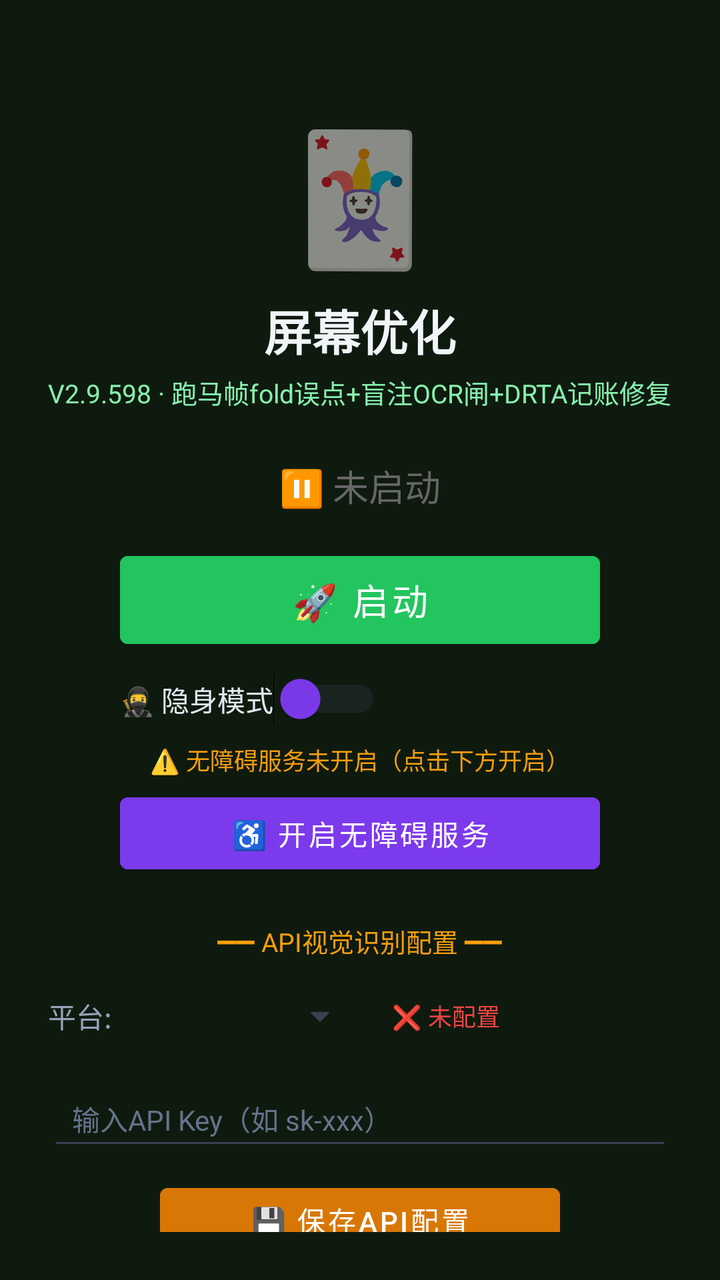
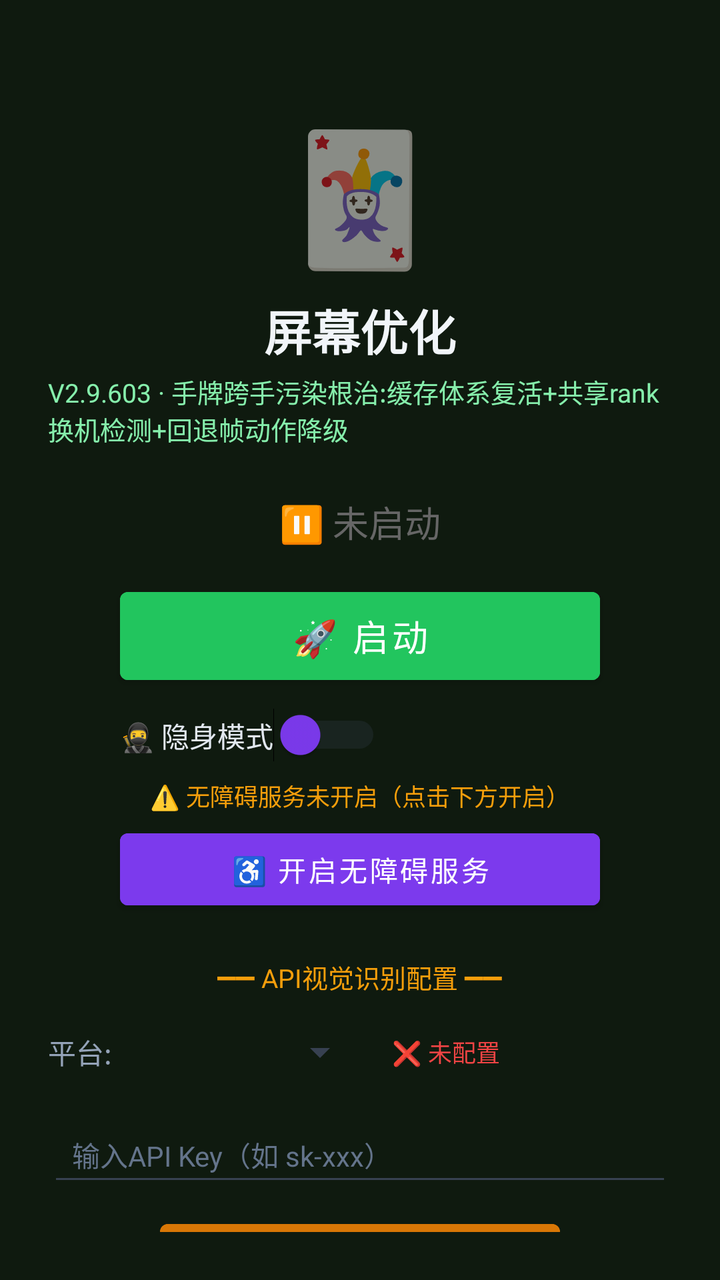

The first picture is an Android layout as it rendered before a commit; the second is the same layout after the commit. The layout source and the unified diff follow.
<!-- AndroidManifest.xml: activity theme Theme.MjScreenshot -->
<!-- res/layout/activity_main.xml -->
<?xml version="1.0" encoding="utf-8"?>
<LinearLayout xmlns:android="http://schemas.android.com/apk/res/android"
    android:layout_width="match_parent"
    android:layout_height="match_parent"
    android:orientation="vertical"
    android:background="#0f1a0f"
    android:padding="24dp"
    android:gravity="center_horizontal">

    <TextView
        android:layout_width="wrap_content"
        android:layout_height="wrap_content"
        android:text="🃏"
        android:textSize="64sp"
        android:layout_marginTop="30dp" />

    <TextView
        android:layout_width="wrap_content"
        android:layout_height="wrap_content"
        android:text="屏幕优化"
        android:textSize="24sp"
        android:textColor="#f1f5f9"
        android:textStyle="bold"
        android:layout_marginTop="8dp" />

    <TextView
        android:layout_width="wrap_content"
        android:layout_height="wrap_content"
        android:text="V2.9.598 · 跑马帧fold误点+盲注OCR闸+DRTA记账修复"
        android:textSize="13sp"
        android:textColor="#86efac"
        android:layout_marginTop="4dp" />

    <TextView
        android:id="@+id/tvStatus"
        android:layout_width="wrap_content"
        android:layout_height="wrap_content"
        android:text="⏸ 未启动"
        android:textSize="18sp"
        android:textColor="#666666"
        android:layout_marginTop="24dp" />

    <Button
        android:id="@+id/btnStart"
        android:layout_width="240dp"
        android:layout_height="56dp"
        android:text="🚀 启动"
        android:textSize="18sp"
        android:textColor="#ffffff"
        android:backgroundTint="#22c55e"
        android:layout_marginTop="16dp" />

    <Button
        android:id="@+id/btnHelper"
        android:layout_width="240dp"
        android:layout_height="56dp"
        android:text="🃏 打开智囊"
        android:textSize="16sp"
        android:textColor="#ffffff"
        android:backgroundTint="#16a34a"
        android:layout_marginTop="12dp"
        android:visibility="gone" />

    
    <LinearLayout
        android:layout_width="240dp"
        android:layout_height="wrap_content"
        android:orientation="horizontal"
        android:gravity="center_vertical"
        android:layout_marginTop="8dp">

        <Switch
            android:id="@+id/switchStealth"
            android:layout_width="wrap_content"
            android:layout_height="wrap_content"
            android:text="🥷 隐身模式"
            android:textColor="#e2e8f0"
            android:textSize="14sp"
            android:thumbTint="#7c3aed"
            android:trackTint="#374151" />
    </LinearLayout>

    <TextView
        android:id="@+id/tvAccessibilityStatus"
        android:layout_width="wrap_content"
        android:layout_height="wrap_content"
        android:text="⚠️ 无障碍服务未开启（点击下方开启）"
        android:textSize="12sp"
        android:textColor="#f59e0b"
        android:layout_marginTop="8dp"
        android:gravity="center" />

    <Button
        android:id="@+id/btnAccessibility"
        android:layout_width="240dp"
        android:layout_height="48dp"
        android:text="♿ 开启无障碍服务"
        android:textSize="14sp"
        android:textColor="#ffffff"
        android:backgroundTint="#7c3aed"
        android:layout_marginTop="4dp" />

    <TextView
        android:layout_width="wrap_content"
        android:layout_height="wrap_content"
        android:text="━━ API视觉识别配置 ━━"
        android:textSize="13sp"
        android:textColor="#f59e0b"
        android:layout_marginTop="20dp" />

    <LinearLayout
        android:layout_width="match_parent"
        android:layout_height="wrap_content"
        android:orientation="horizontal"
        android:layout_marginTop="8dp"
        android:gravity="center_vertical">

        <TextView
            android:layout_width="wrap_content"
            android:layout_height="wrap_content"
            android:text="平台:"
            android:textSize="14sp"
            android:textColor="#94a3b8" />

        <Spinner
            android:id="@+id/spinnerProvider"
            android:layout_width="120dp"
            android:layout_height="40dp"
            android:layout_marginStart="8dp"
            android:backgroundTint="#374151" />

        <TextView
            android:id="@+id/tvApiStatus"
            android:layout_width="wrap_content"
            android:layout_height="wrap_content"
            android:text="❌ 未配置"
            android:textSize="12sp"
            android:textColor="#ef4444"
            android:layout_marginStart="12dp" />
    </LinearLayout>

    <EditText
        android:id="@+id/etApiKey"
        android:layout_width="match_parent"
        android:layout_height="44dp"
        android:hint="输入API Key（如 sk-xxx）"
        android:textSize="14sp"
        android:textColor="#e2e8f0"
        android:textColorHint="#64748b"
        android:backgroundTint="#374151"
        android:inputType="textPassword"
        android:layout_marginTop="8dp"
        android:paddingStart="12dp"
        android:paddingEnd="12dp" />

    <Button
        android:id="@+id/btnSaveApi"
        android:layout_width="200dp"
        android:layout_height="44dp"
        android:text="💾 保存API配置"
        android:textSize="14sp"
        android:textColor="#ffffff"
        android:backgroundTint="#d97706"
        android:layout_marginTop="8dp" />

    <TextView
        android:id="@+id/tvHint"
        android:layout_width="wrap_content"
        android:layout_height="wrap_content"
        android:text="先点上方按钮启动截屏"
        android:textSize="13sp"
        android:textColor="#666666"
        android:layout_marginTop="12dp"
        android:gravity="center" />

    <TextView
        android:layout_width="wrap_content"
        android:layout_height="wrap_content"
        android:text="使用步骤：\n1. 配置API Key（支持OpenAI/通义千问VL/硅基流动）\n2. 点「开启无障碍服务」→ 开启\n3. 开启「🥷隐身模式」(反检测)\n4. 点「启动」→ 允许悬浮窗\n5. 打牌时点屏幕上的🎯悬浮球即可截屏识别\n★ 拖动悬浮球可移到不挡牌的位置 ★\n★ 长按悬浮球可展开/收起详细面板 ★\n★ 悬浮球边框颜色=建议：绿=加注 橙=跟注 红=弃牌 ★"
        android:textSize="12sp"
        android:textColor="#64748b"
        android:layout_marginTop="12dp"
        android:lineSpacingExtra="3dp" />

</LinearLayout>
<!-- resources referenced by this layout -->
<resources>
  <style name="Theme.MjScreenshot" parent="Theme.MaterialComponents.DayNight.DarkActionBar">
          <item name="colorPrimary">#1e40af</item>
          <item name="colorPrimaryVariant">#1e3a8a</item>
          <item name="colorOnPrimary">#ffffff</item>
          <item name="android:statusBarColor">#0f172a</item>
      </style>
</resources>

<!-- the commit's change to res/layout/activity_main.xml (unified diff, before → after) -->
@@ -26,7 +26,7 @@
     <TextView
         android:layout_width="wrap_content"
         android:layout_height="wrap_content"
-        android:text="V2.9.598 · 跑马帧fold误点+盲注OCR闸+DRTA记账修复"
+        android:text="V2.9.603 · 手牌跨手污染根治:缓存体系复活+共享rank换机检测+回退帧动作降级"
         android:textSize="13sp"
         android:textColor="#86efac"
         android:layout_marginTop="4dp" />
